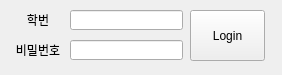
This is src/login.ui in kim-do-hyeon/jj_cyber_campus_management as Qt 5 draws it before an edit. The edited form follows.
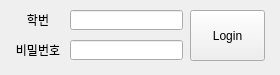
This is the edited form.

```diff
--- a/src/login.ui
+++ b/src/login.ui
@@ -6,10 +6,22 @@
    <rect>
     <x>0</x>
     <y>0</y>
-    <width>282</width>
+    <width>280</width>
     <height>75</height>
    </rect>
   </property>
+  <property name="minimumSize">
+   <size>
+    <width>280</width>
+    <height>75</height>
+   </size>
+  </property>
+  <property name="maximumSize">
+   <size>
+    <width>280</width>
+    <height>75</height>
+   </size>
+  </property>
   <property name="windowTitle">
    <string>JJ Cyber Campus</string>
   </property>
```
